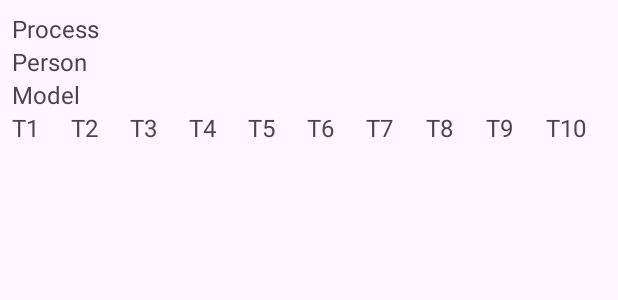
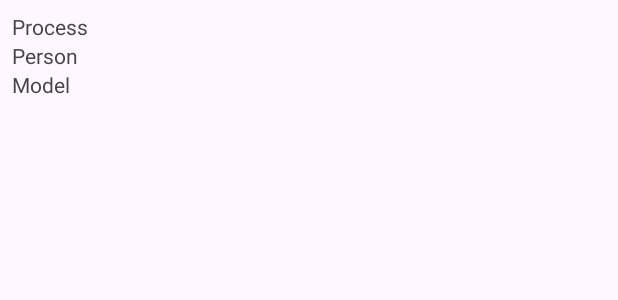
Before and after one commit to pengwoogithub/RealTMSAPP_Camel_ver0, an Android app: the layout item_trial.xml on its own in the app's theme, with its tools: preview values and no code run, on a phone screen of 412 x 824 dp. Shown: the top 300 px of the screen. Run offline under Robolectric (Android 15) with nearby library versions, the phone set to English and light mode, and no system bars.

Commit message:
Fixed display. hidden trial values for better user experience need nalang better design

```diff
--- a/app/src/main/java/com/example/realtmsapp_camel/TrialAdapter.java
+++ b/app/src/main/java/com/example/realtmsapp_camel/TrialAdapter.java
@@ -3,6 +3,7 @@ package com.example.realtmsapp_camel;
 import android.view.LayoutInflater;
 import android.view.View;
 import android.view.ViewGroup;
+import android.widget.LinearLayout;
 import android.widget.TextView;
 import androidx.annotation.NonNull;
 import androidx.recyclerview.widget.RecyclerView;
@@ -11,7 +12,6 @@ import java.util.Arrays;
 import java.util.List;
 
 public class TrialAdapter extends RecyclerView.Adapter<TrialAdapter.TrialViewHolder> {
-
 
     private List<Trial> trialsList;
 
@@ -24,6 +24,7 @@ public class TrialAdapter extends RecyclerView.Adapter<TrialAdapter.TrialViewHol
     public TrialViewHolder onCreateViewHolder(@NonNull ViewGroup parent, int viewType) {
         View view = LayoutInflater.from(parent.getContext()).inflate(R.layout.item_trial, parent, false);
         return new TrialViewHolder(view);
+
     }
 
     @Override
@@ -53,13 +54,14 @@ public class TrialAdapter extends RecyclerView.Adapter<TrialAdapter.TrialViewHol
 
     public void setTrialsList(List<Trial> trialsList) {
         this.trialsList = trialsList;
-        notifyDataSetChanged(); // Notify the adapter to refresh the list
+        notifyDataSetChanged(); // para refresh adapter pag may bagong mga data
     }
 
     public static class TrialViewHolder extends RecyclerView.ViewHolder {
         TextView processTextView, personTextView, modelTextView;
         TextView trial1TextView, trial2TextView, trial3TextView, trial4TextView, trial5TextView;
         TextView trial6TextView, trial7TextView, trial8TextView, trial9TextView, trial10TextView;
+        LinearLayout detailsContainer;
 
         public TrialViewHolder(@NonNull View itemView) {
             super(itemView);
@@ -76,6 +78,16 @@ public class TrialAdapter extends RecyclerView.Adapter<TrialAdapter.TrialViewHol
             trial8TextView = itemView.findViewById(R.id.trial8TextView);
             trial9TextView = itemView.findViewById(R.id.trial9TextView);
             trial10TextView = itemView.findViewById(R.id.trial10TextView);
+
+            detailsContainer = itemView.findViewById(R.id.detailsContainer);
+
+            itemView.setOnClickListener(v -> { //para makita mga values pag needed lang
+                if (detailsContainer.getVisibility() == View.GONE) {
+                    detailsContainer.setVisibility(View.VISIBLE);
+                } else {
+                    detailsContainer.setVisibility(View.GONE);
+                }
+            });
         }
     }
 }
--- a/app/src/main/res/layout/item_trial.xml
+++ b/app/src/main/res/layout/item_trial.xml
@@ -5,113 +5,97 @@
     android:orientation="vertical"
     android:padding="8dp">
 
-
+    <!-- Header part that is always visible -->
     <TextView
         android:id="@+id/processTextView"
         android:layout_width="wrap_content"
         android:layout_height="wrap_content"
-        android:text="Process"
-        android:textSize="16sp" />
+        android:text="Process" />
 
     <TextView
         android:id="@+id/personTextView"
         android:layout_width="wrap_content"
         android:layout_height="wrap_content"
-        android:text="Person"
-        android:textSize="16sp" />
+        android:text="Person" />
 
     <TextView
         android:id="@+id/modelTextView"
         android:layout_width="wrap_content"
         android:layout_height="wrap_content"
-        android:text="Model"
-        android:textSize="16sp" />
+        android:text="Model" />
 
-
+    <!-- Hidden container for trial details -->
     <LinearLayout
+        android:id="@+id/detailsContainer"
         android:layout_width="match_parent"
         android:layout_height="wrap_content"
-        android:orientation="horizontal"
-        android:weightSum="10">
+        android:orientation="vertical"
+        android:visibility="gone"
+        android:paddingTop="8dp">
 
+        <!-- Add TextViews for each trial -->
         <TextView
             android:id="@+id/trial1TextView"
-            android:layout_width="0dp"
+            android:layout_width="wrap_content"
             android:layout_height="wrap_content"
-            android:layout_weight="1"
-            android:text="T1"
-            android:textSize="16sp" />
+            android:text="Trial 1" />
 
         <TextView
             android:id="@+id/trial2TextView"
-            android:layout_width="0dp"
+            android:layout_width="wrap_content"
             android:layout_height="wrap_content"
-            android:layout_weight="1"
-            android:text="T2"
-            android:textSize="16sp" />
+            android:text="Trial 2" />
+
+        <!-- Continue adding TextViews for trials 3 to 10 -->
 
         <TextView
             android:id="@+id/trial3TextView"
-            android:layout_width="0dp"
+            android:layout_width="wrap_content"
             android:layout_height="wrap_content"
-            android:layout_weight="1"
-            android:text="T3"
-            android:textSize="16sp" />
+            android:text="Trial 3" />
 
         <TextView
             android:id="@+id/trial4TextView"
-            android:layout_width="0dp"
+            android:layout_width="wrap_content"
             android:layout_height="wrap_content"
-            android:layout_weight="1"
-            android:text="T4"
-            android:textSize="16sp" />
+            android:text="Trial 4" />
 
         <TextView
             android:id="@+id/trial5TextView"
-            android:layout_width="0dp"
+            android:layout_width="wrap_content"
             android:layout_height="wrap_content"
-            android:layout_weight="1"
-            android:text="T5"
-            android:textSize="16sp" />
+            android:text="Trial 5" />
 
         <TextView
             android:id="@+id/trial6TextView"
-            android:layout_width="0dp"
+            android:layout_width="wrap_content"
             android:layout_height="wrap_content"
-            android:layout_weight="1"
-            android:text="T6"
-            android:textSize="16sp" />
+            android:text="Trial 6" />
 
         <TextView
             android:id="@+id/trial7TextView"
-            android:layout_width="0dp"
+            android:layout_width="wrap_content"
             android:layout_height="wrap_content"
-            android:layout_weight="1"
-            android:text="T7"
-            android:textSize="16sp" />
+            android:text="Trial 7" />
 
         <TextView
             android:id="@+id/trial8TextView"
-            android:layout_width="0dp"
+            android:layout_width="wrap_content"
             android:layout_height="wrap_content"
-            android:layout_weight="1"
-            android:text="T8"
-            android:textSize="16sp" />
+            android:text="Trial 8" />
 
         <TextView
             android:id="@+id/trial9TextView"
-            android:layout_width="0dp"
+            android:layout_width="wrap_content"
             android:layout_height="wrap_content"
-            android:layout_weight="1"
-            android:text="T9"
-            android:textSize="16sp" />
+            android:text="Trial 9" />
 
         <TextView
             android:id="@+id/trial10TextView"
-            android:layout_width="0dp"
+            android:layout_width="wrap_content"
             android:layout_height="wrap_content"
-            android:layout_weight="1"
-            android:text="T10"
-            android:textSize="16sp" />
+            android:text="Trial 10" />
+
     </LinearLayout>
+
 </LinearLayout>
```
